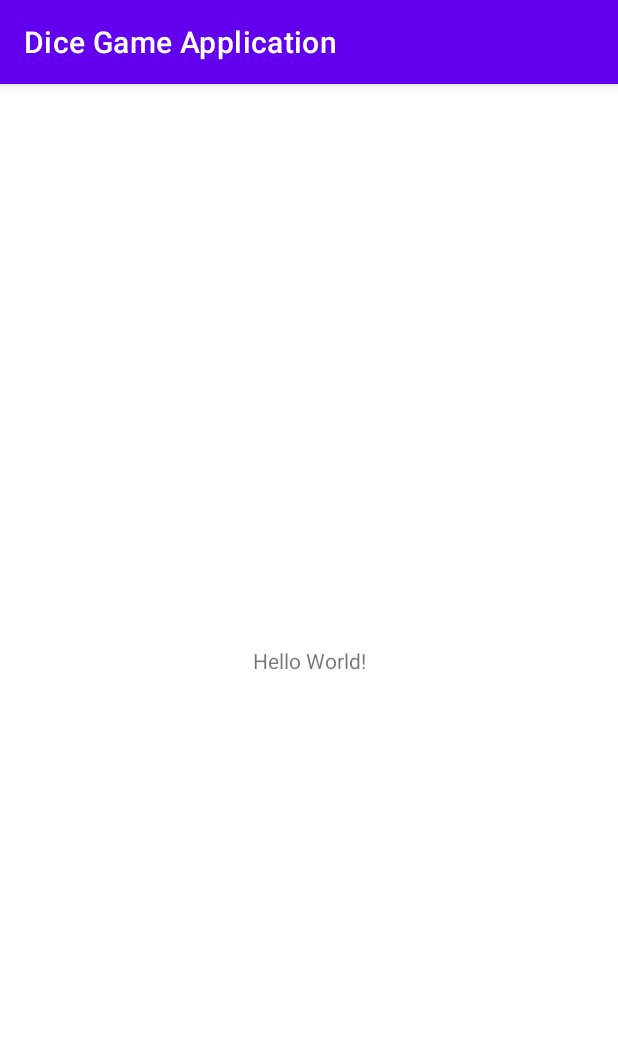
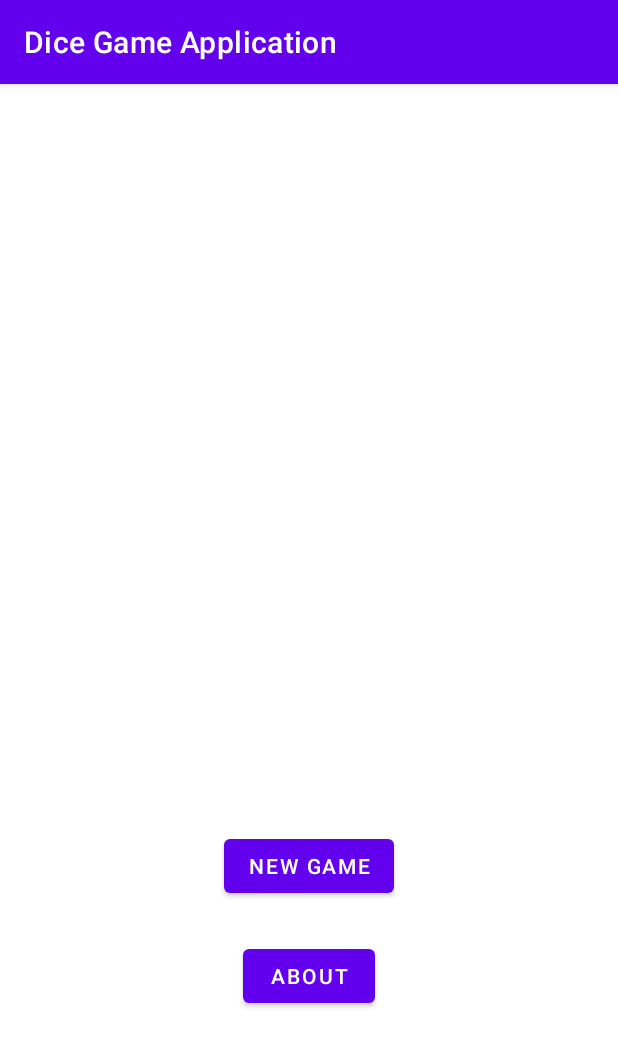
Before and after one commit to GinuraRansika/DiceGame_Kotlin, an Android app: the screen it shows after launch (MainActivity), on a phone screen of 412 x 824 dp. Shown: the top 1047 px of the screen. Run offline under Robolectric (Android 15) with nearby library versions, the phone set to English and light mode, and no system bars.

Commit message:
Added the about popout window

```diff
--- a/app/src/main/AndroidManifest.xml
+++ b/app/src/main/AndroidManifest.xml
@@ -12,6 +12,9 @@
         android:theme="@style/Theme.DiceGameApplication"
         tools:targetApi="31">
         <activity
+            android:name=".GameActivity"
+            android:exported="false" />
+        <activity
             android:name=".MainActivity"
             android:exported="true">
             <intent-filter>
--- a/app/src/main/java/com/example/android/dicegameapplication/MainActivity.kt
+++ b/app/src/main/java/com/example/android/dicegameapplication/MainActivity.kt
@@ -1,11 +1,44 @@
 package com.example.android.dicegameapplication
 
+import android.content.Context
+import android.os.Bundle
+import android.view.Gravity
+import android.view.LayoutInflater
+import android.view.MotionEvent
+import android.view.View
+import android.view.ViewGroup
+import android.widget.Button
+import android.widget.PopupWindow
 import androidx.appcompat.app.AppCompatActivity
-import android.os.Bundle
 
 class MainActivity : AppCompatActivity() {
+    private lateinit var btnNewGame: Button
+    private lateinit var btnAbout: Button
     override fun onCreate(savedInstanceState: Bundle?) {
         super.onCreate(savedInstanceState)
         setContentView(R.layout.activity_main)
+
+        // buttons
+        btnNewGame = findViewById(R.id.btnNewGame)
+        btnAbout = findViewById(R.id.btnAbout)
+
+
+        btnAbout.setOnClickListener{
+            createPopUpWindow()
+        }
+
+    }
+
+    private fun createPopUpWindow() {
+        val inflater : LayoutInflater = getSystemService(LAYOUT_INFLATER_SERVICE) as LayoutInflater
+        val popupView : View = inflater.inflate(R.layout.popup_layout, null)
+        val width = ViewGroup.LayoutParams.WRAP_CONTENT
+        val height = ViewGroup.LayoutParams.WRAP_CONTENT
+        val focusable = true
+        val popupWindow = PopupWindow(popupView, width, height,focusable)
+        popupWindow.isOutsideTouchable = false
+        popupWindow.showAtLocation(findViewById<View?>(android.R.id.content).rootView, Gravity.BOTTOM, 0, 0)
+        val btnAboutClose = popupView.findViewById<Button>(R.id.btnAboutClose)
+        btnAboutClose.setOnClickListener{ popupWindow.dismiss() }
     }
 }
--- /dev/null
+++ b/app/src/main/res/drawable/baseline_close_24.xml
@@ -0,0 +1,5 @@
+<vector android:height="24dp" android:tint="#D0CBCB"
+    android:viewportHeight="24" android:viewportWidth="24"
+    android:width="24dp" xmlns:android="http://schemas.android.com/apk/res/android">
+    <path android:fillColor="@android:color/white" android:pathData="M19,6.41L17.59,5 12,10.59 6.41,5 5,6.41 10.59,12 5,17.59 6.41,19 12,13.41 17.59,19 19,17.59 13.41,12z"/>
+</vector>
--- a/app/src/main/res/layout/activity_main.xml
+++ b/app/src/main/res/layout/activity_main.xml
@@ -6,13 +6,27 @@
     android:layout_height="match_parent"
     tools:context=".MainActivity">
 
-    <TextView
+    <Button
+        android:id="@+id/btnNewGame"
         android:layout_width="wrap_content"
         android:layout_height="wrap_content"
-        android:text="Hello World!"
+        android:layout_marginTop="472dp"
+        android:text="@string/new_game"
+        app:layout_constraintBottom_toTopOf="@+id/btnAbout"
+        app:layout_constraintEnd_toEndOf="@+id/btnAbout"
+        app:layout_constraintHorizontal_bias="0.5"
+        app:layout_constraintStart_toStartOf="@+id/btnAbout"
+        app:layout_constraintTop_toTopOf="parent" />
+
+    <Button
+        android:id="@+id/btnAbout"
+        android:layout_width="wrap_content"
+        android:layout_height="wrap_content"
+        android:layout_marginBottom="124dp"
+        android:text="@string/about"
         app:layout_constraintBottom_toBottomOf="parent"
         app:layout_constraintEnd_toEndOf="parent"
+        app:layout_constraintHorizontal_bias="0.5"
         app:layout_constraintStart_toStartOf="parent"
-        app:layout_constraintTop_toTopOf="parent" />
-
+        app:layout_constraintTop_toBottomOf="@+id/btnNewGame" />
 </androidx.constraintlayout.widget.ConstraintLayout>
```
Also changed, not shown: app/src/main/java/com/example/android/dicegameapplication/GameActivity.kt (added, +11 -0 lines), app/src/main/res/drawable/popup_background.xml (added, +15 -0 lines), app/src/main/res/layout/activity_game.xml (added, +9 -0 lines), app/src/main/res/layout/popup_layout.xml (added, +63 -0 lines), app/src/main/res/values/strings.xml (+10 -0 lines).
